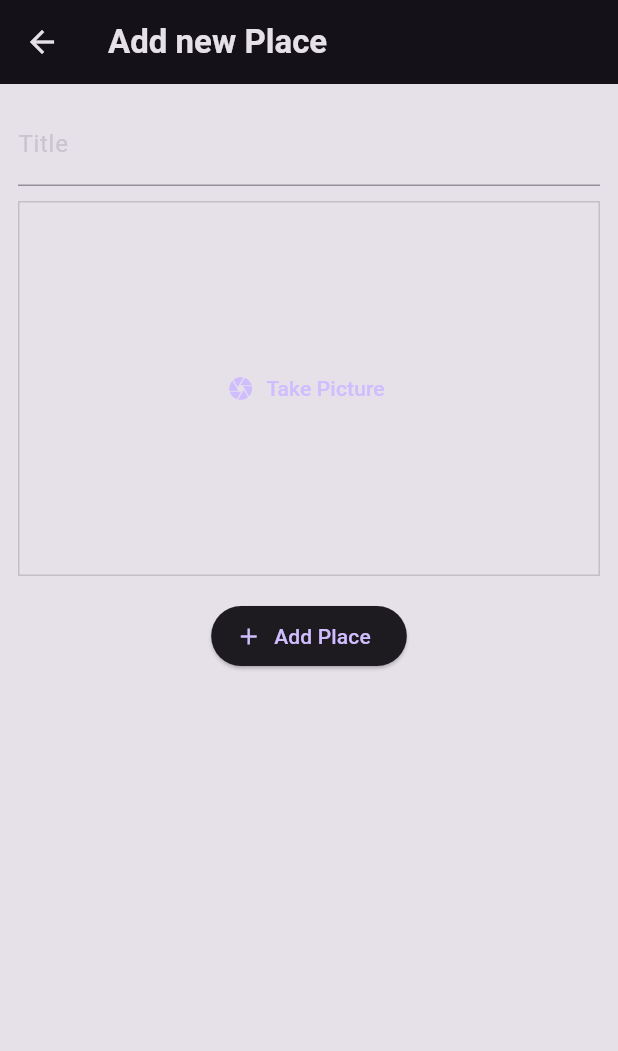
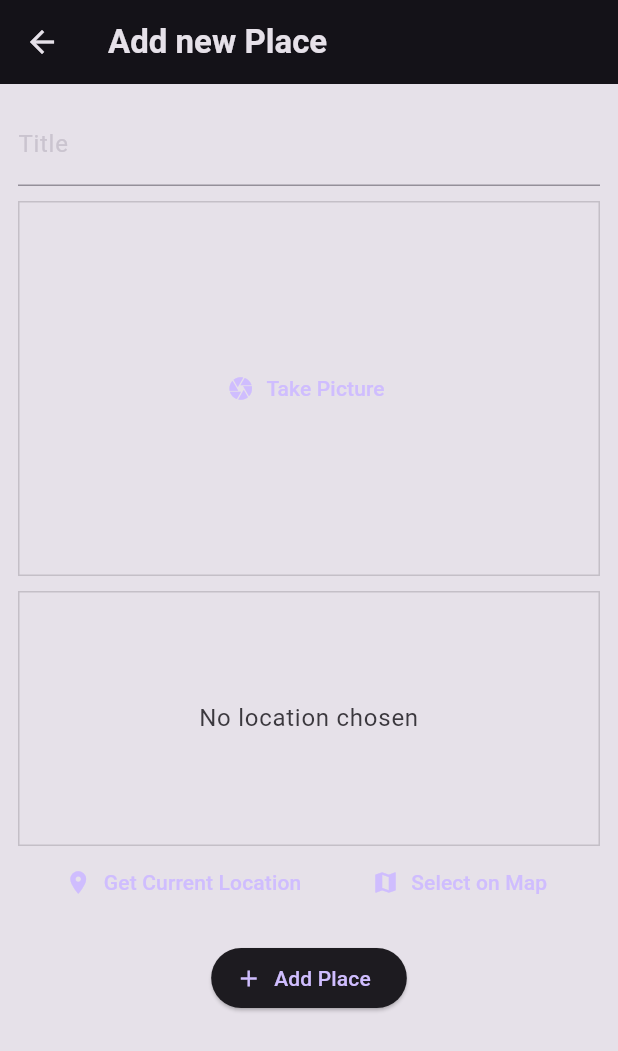
Before and after one commit to kunihei/favolite_places, a Flutter app: the AddPlaceScreen screen opened directly, on a phone screen of 412 x 824 dp. Shown: the top 1051 px of the screen. Run offline on Flutter 3.47's test engine with Material 3 defaults, Android fonts, the phone set to English and light mode, and no system bars; our stand-ins replace flutter_riverpod, google_fonts, image_picker, location.

Commit message:
251までの動画の内容を追加

```diff
--- a/lib/screens/add_place.dart
+++ b/lib/screens/add_place.dart
@@ -2,6 +2,7 @@ import 'dart:io';
 
 import 'package:favorite_places/providers/user_places.dart';
 import 'package:favorite_places/widgets/input_image.dart';
+import 'package:favorite_places/widgets/location_imput.dart';
 import 'package:flutter/material.dart';
 import 'package:flutter_riverpod/flutter_riverpod.dart';
 
@@ -23,7 +24,9 @@ class _AddPlaceScreenState extends ConsumerState<AddPlaceScreen> {
     if (enteredTitle.isEmpty || _selectedImage == null) {
       return;
     }
-    ref.read(usesrPlacesProvider.notifier).addPlace(enteredTitle, _selectedImage!);
+    ref
+        .read(usesrPlacesProvider.notifier)
+        .addPlace(enteredTitle, _selectedImage!);
     Navigator.of(context).pop();
   }
 
@@ -50,9 +53,15 @@ class _AddPlaceScreenState extends ConsumerState<AddPlaceScreen> {
             SizedBox(
               height: 10,
             ),
-            InputImage(onPickImage: (image) {
-              _selectedImage = image;
-            },),
+            InputImage(
+              onPickImage: (image) {
+                _selectedImage = image;
+              },
+            ),
+            SizedBox(
+              height: 10,
+            ),
+            LocationInput(),
             SizedBox(
               height: 16,
             ),
--- /dev/null
+++ b/lib/widgets/location_imput.dart
@@ -0,0 +1,105 @@
+import 'package:flutter/material.dart';
+import 'package:location/location.dart';
+
+class LocationInput extends StatefulWidget {
+  const LocationInput({super.key});
+
+  @override
+  State<LocationInput> createState() {
+    return _LocationInputState();
+  }
+}
+
+class _LocationInputState extends State<LocationInput> {
+  Location? pickeLocation;
+  var _isGettingLocation = false;
+
+  void _getCurrentLocation() async {
+    setState(() {
+      _isGettingLocation = true;
+    });
+    Location location = new Location();
+
+    bool serviceEnabled;
+    PermissionStatus permissionGranted;
+    LocationData locationData;
+
+    serviceEnabled = await location.serviceEnabled();
+    if (!serviceEnabled) {
+      serviceEnabled = await location.requestService();
+      if (!serviceEnabled) {
+        return;
+      }
+    }
+
+    permissionGranted = await location.hasPermission();
+    if (permissionGranted == PermissionStatus.denied) {
+      permissionGranted = await location.requestPermission();
+      if (permissionGranted != PermissionStatus.granted) {
+        return;
+      }
+    }
+
+    setState(() {
+      _isGettingLocation = true;
+    });
+
+    locationData = await location.getLocation();
+    print(locationData.latitude);
+    print(locationData.longitude);
+
+    setState(() {
+      _isGettingLocation = false;
+    });
+  }
+
+  @override
+  Widget build(BuildContext context) {
+    Widget previewContent = Text(
+      'No location chosen',
+      textAlign: TextAlign.center,
+      style: Theme.of(context).textTheme.bodyLarge!.copyWith(
+            color: Theme.of(context).colorScheme.surfaceBright,
+          ),
+    );
+
+    if (_isGettingLocation) {
+      previewContent = CircularProgressIndicator();
+    }
+
+    return Column(
+      children: [
+        Container(
+          decoration: BoxDecoration(
+            border: Border.all(
+              width: 1,
+              color: Theme.of(context)
+                  .colorScheme
+                  .surfaceBright
+                  .withValues(alpha: 0.2),
+            ),
+          ),
+          height: 170,
+          width: double.infinity,
+          alignment: Alignment.center,
+          child: previewContent,
+        ),
+        Row(
+          mainAxisAlignment: MainAxisAlignment.spaceEvenly,
+          children: [
+            TextButton.icon(
+              icon: Icon(Icons.location_on),
+              label: Text('Get Current Location'),
+              onPressed: _getCurrentLocation,
+            ),
+            TextButton.icon(
+              icon: Icon(Icons.map),
+              label: Text('Select on Map'),
+              onPressed: () {},
+            ),
+          ],
+        )
+      ],
+    );
+  }
+}
--- a/pubspec.yaml
+++ b/pubspec.yaml
@@ -38,6 +38,7 @@ dependencies:
   uuid: ^4.5.1
   flutter_riverpod: ^2.6.1
   image_picker: ^1.1.2
+  location: ^8.0.0
 
 dev_dependencies:
   flutter_test:
```
Also changed, not shown: 2 other files.
